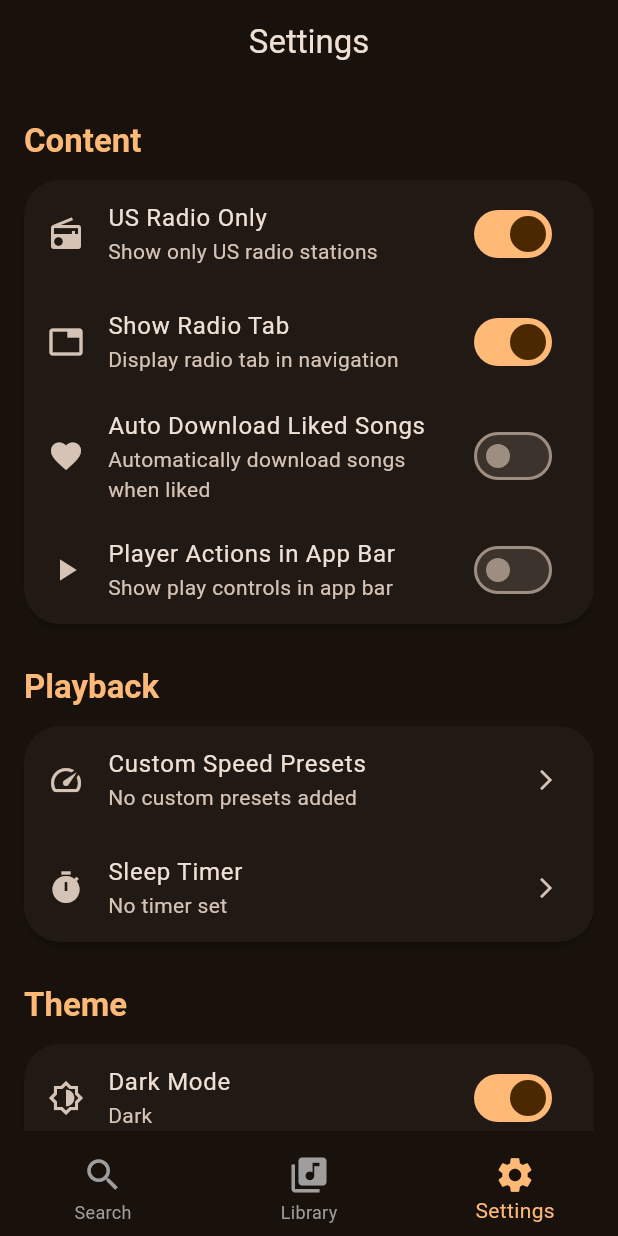
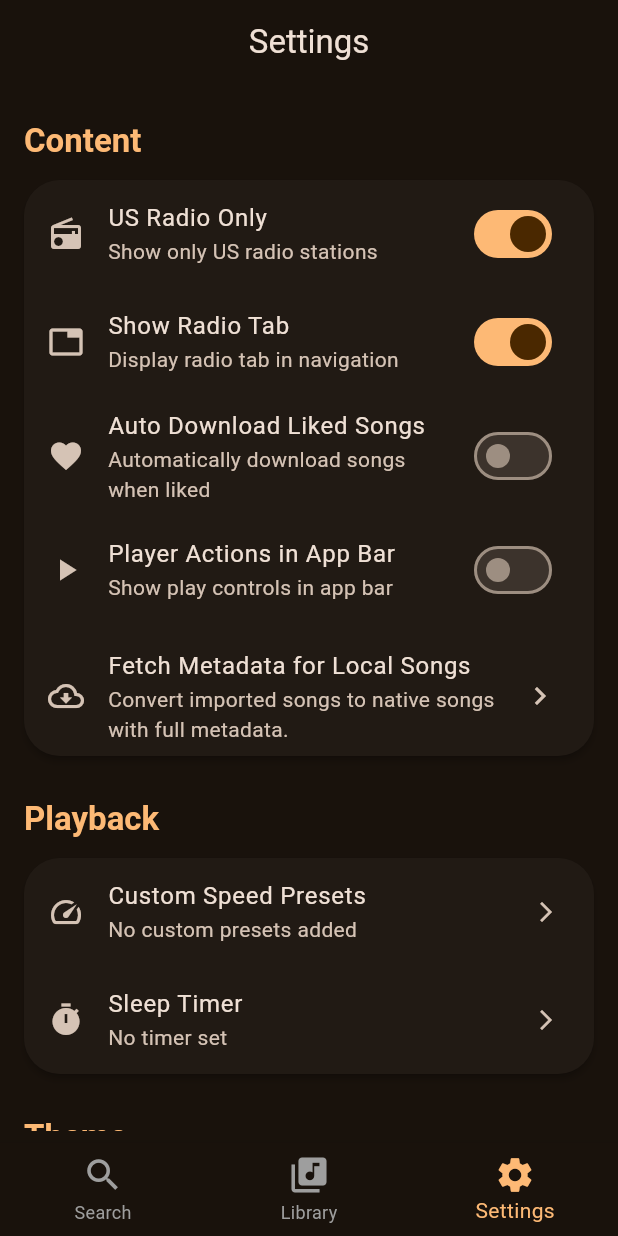
Before and after one commit to LaganYT/LTunes-Flutter, a Flutter app: the screen it shows after launch, item 3 of the bottom bar chosen, on a phone screen of 412 x 824 dp. Run offline on Flutter 3.47's test engine with Material 3 defaults, Android fonts, the phone set to English and light mode, and no system bars; our stand-ins replace audio_service, cached_network_image, file_picker, fl_chart, flutter_local_notifications, just_audio and 5 more; missing offline and left inert: audio_metadata_reader, audio_session, resumable_downloader; network calls fail; statements that could not run were skipped.

Commit message:
feat: replace button with ListTile for fetching metadata for local songs in settings screen; enhance user interface with improved layout and explanatory text

```diff
--- a/lib/screens/settings_screen.dart
+++ b/lib/screens/settings_screen.dart
@@ -829,6 +829,20 @@ class _SettingsScreenState extends State<SettingsScreen> {
                           playerActionsInAppBarNotifier.value = value;
                           await _savePlayerActionsInAppBarSetting(value);
                         },
+                      ),
+                    );
+                  },
+                ),
+                const SizedBox(height: 8),
+                ListTile(
+                  leading: const Icon(Icons.cloud_download_outlined),
+                  title: const Text('Fetch Metadata for Local Songs'),
+                  subtitle: const Text('Convert imported songs to native songs with full metadata.'),
+                  trailing: const Icon(Icons.chevron_right),
+                  onTap: () {
+                    Navigator.of(context).push(
+                      MaterialPageRoute(
+                        builder: (context) => const LocalMetadataScreen(),
                       ),
                     );
                   },
@@ -1109,25 +1123,6 @@ class _SettingsScreenState extends State<SettingsScreen> {
           Padding(
             padding: const EdgeInsets.symmetric(vertical: 16.0),
             ),
-          Padding(
-            padding: const EdgeInsets.fromLTRB(16.0, 0, 16.0, 16.0),
-            child: ElevatedButton.icon(
-              icon: const Icon(Icons.cloud_download_outlined),
-              label: const Text('Fetch Metadata for Local Songs'),
-              onPressed: () {
-                Navigator.of(context).push(
-                  MaterialPageRoute(
-                    builder: (context) => const LocalMetadataScreen(),
-                  ),
-                );
-              },
-              style: ElevatedButton.styleFrom(
-                backgroundColor: Theme.of(context).colorScheme.primary,
-                foregroundColor: Theme.of(context).colorScheme.onPrimary,
-                minimumSize: const Size(double.infinity, 48),
-              ),
-            ),
-          ),
           Padding(
             padding: const EdgeInsets.symmetric(vertical: 16.0),
             child: _buildSectionTitle(context, 'Listening Stats'),
```
